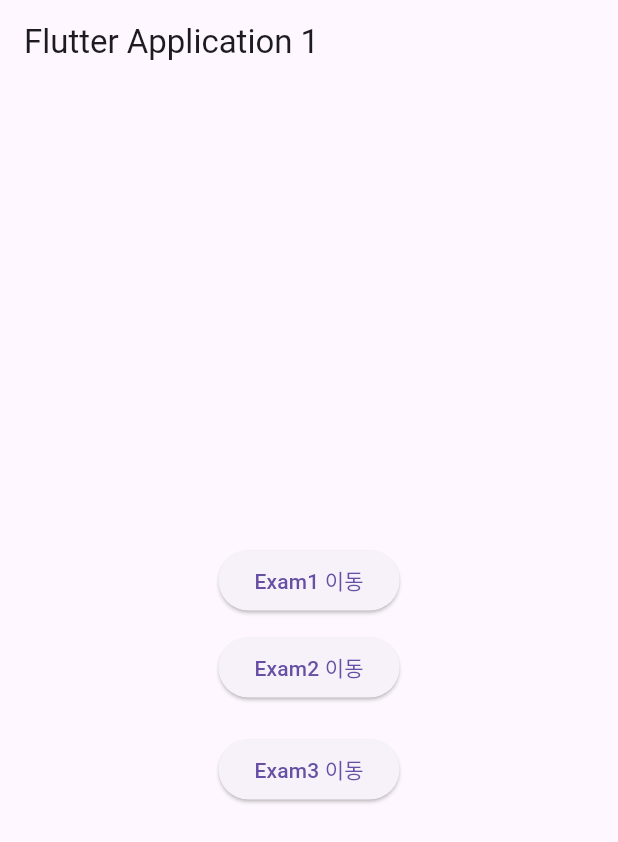
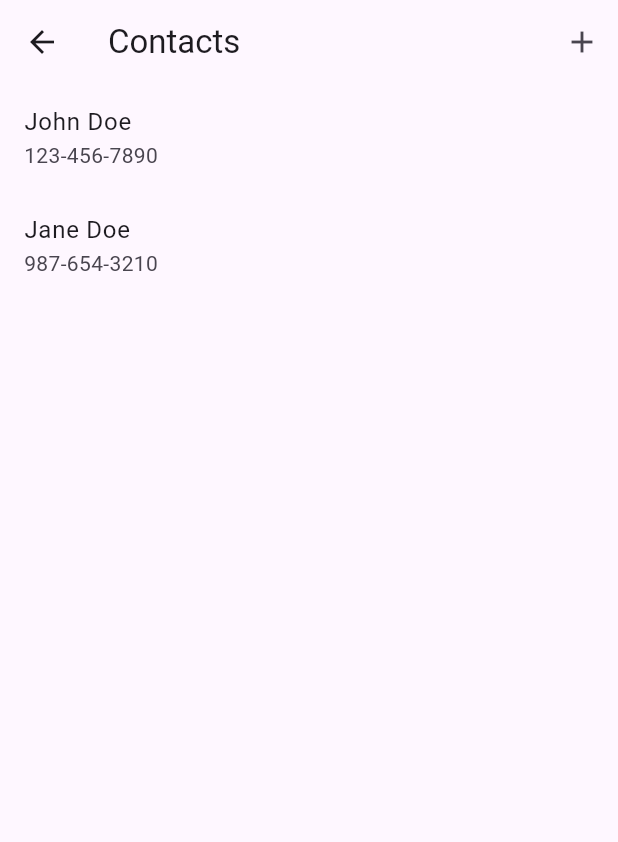
Before and after one commit to ElvaCJ/semicolon-flutter-test, a Flutter app: the screen it shows after launch, after a tap on "Exam3 이동", on a phone screen of 412 x 824 dp. Shown: the top 842 px of the screen. Run offline on Flutter 3.47's test engine with Material 3 defaults, Android fonts, the light colour scheme and no system bars; network calls fail.

Commit message:
8주차 실 습 문제 (2)

```diff
--- /dev/null
+++ b/flutter_application_1/lib/ex3_0728.dart
@@ -0,0 +1,92 @@
+import 'package:flutter/material.dart';
+import 'package:provider/provider.dart';
+import './add.dart';
+
+// 연락처 모델 정의
+class Contact {
+  String name;
+  String phone;
+
+  Contact(this.name, this.phone);
+}
+
+class ContactModel extends ChangeNotifier {
+  final List<Contact> _contacts = [
+    Contact('John Doe', '123-456-7890'),
+    Contact('Jane Doe', '987-654-3210'),
+  ];
+
+  List<Contact> get contacts => _contacts;
+
+  //여기에 addContact 함수를 호출해볼까요?
+  void addContact() {}
+
+  //여기서 removeContact 함수를 만들어봅시다
+  void removeContact() {}
+}
+
+// 연락처 목록 페이지
+class ContactList extends StatelessWidget {
+  const ContactList({super.key});
+
+  @override
+  Widget build(BuildContext context) {
+    final contactModel = Provider.of<ContactModel>(context);
+
+    return Scaffold(
+      appBar: AppBar(
+        title: const Text('Contacts'),
+        actions: [
+          IconButton(
+            icon: const Icon(Icons.add),
+            onPressed: () {
+              Navigator.pushNamed(context, '/add');
+            },
+          ),
+        ],
+      ),
+      body: ListView.builder(
+        itemCount: contactModel.contacts.length,
+        itemBuilder: (context, index) {
+          final contact = contactModel.contacts[index];
+          return Dismissible(
+            key: Key(contact.phone),
+            onDismissed: (direction) {
+              // 옆으로 스와이프하면 삭제되는 removeContact가 작동하려면?
+            },
+            child: GestureDetector(
+              onLongPress: () {},
+              child: ListTile(
+                title: Text(contact.name),
+                subtitle: Text(contact.phone),
+              ),
+            ),
+          );
+        },
+      ),
+    );
+  }
+}
+
+void main() {
+  runApp(
+    ChangeNotifierProvider(
+      create: (context) => ContactModel(),
+      child: const MyApp(),
+    ),
+  );
+}
+
+class MyApp extends StatelessWidget {
+  const MyApp({super.key});
+
+  @override
+  Widget build(BuildContext context) {
+    return MaterialApp(
+      home: const ContactList(),
+      routes: {
+        '/add': (context) => const AddContact(),
+      },
+    );
+  }
+}
--- a/flutter_application_1/lib/main.dart
+++ b/flutter_application_1/lib/main.dart
@@ -3,6 +3,7 @@ import 'package:provider/provider.dart';
 import './ex1_0728.dart';
 import './ex2_0728.dart';
 import './ex3_0728.dart';
+import './add.dart';
 
 void main() {
   runApp(
@@ -10,7 +11,7 @@ void main() {
       providers: [
         ChangeNotifierProvider(create: (context) => ColorModel1()),
         ChangeNotifierProvider(create: (context) => ColorModel2()),
-        //ChangeNotifierProvider(create: (context) => ContactModel()),
+        ChangeNotifierProvider(create: (context) => ContactModel()),
       ],
       child: const MyApp(),
     ),
@@ -27,7 +28,8 @@ class MyApp extends StatelessWidget {
       routes: {
         '/exam1': (context) => const InteractiveButton1(),
         '/exam2': (context) => const InteractiveButton2(),
-        //'/exam3': (context) => const ContactList(),
+        '/exam3': (context) => const ContactList(),
+        '/add': (context) => const AddContact(),
       },
     );
   }
```
Also changed, not shown: flutter_application_1/lib/add.dart (added, +39 -0 lines).
